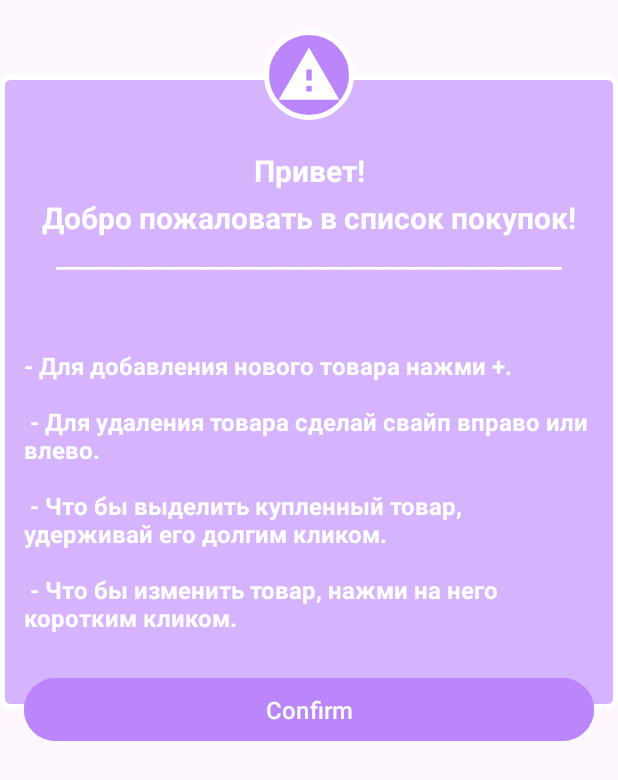
After one commit to anton-it/SimpleShoppingList3_test, an Android app: the layout custom_dialog_view.xml on its own in the app's theme, with its tools: preview values and no code run, on a phone screen of 412 x 824 dp. The commit adds this screen. Shown: the top 780 px of the screen. Run offline under Robolectric (Android 15) with nearby library versions, the phone set to English and light mode, and no system bars.

Commit message:
Add string text and refactor dialog

```diff
--- a/app/src/main/java/com/example/simpleshoppinglist3/presentation/MainActivity.kt
+++ b/app/src/main/java/com/example/simpleshoppinglist3/presentation/MainActivity.kt
@@ -5,10 +5,12 @@ import androidx.appcompat.app.AppCompatActivity
 import android.os.Bundle
 import android.util.Log
 import android.widget.Toast
+import androidx.appcompat.app.AlertDialog
 import androidx.lifecycle.ViewModelProvider
 import androidx.recyclerview.widget.ItemTouchHelper
 import androidx.recyclerview.widget.RecyclerView
 import com.example.simpleshoppinglist3.R
+import com.example.simpleshoppinglist3.databinding.CustomDialogViewBinding
 import com.google.android.material.floatingactionbutton.FloatingActionButton
 import java.util.Collections
 
@@ -43,6 +45,25 @@ class MainActivity : AppCompatActivity(), ShopItemFragment.OnEditingFinishedList
         Collections.swap(list, 0, 5)
         Log.d("MyLogg", "Collection 2 $list")
 
+        showHelpDialog()
+
+    }
+
+    private fun showHelpDialog() {
+        val dialogBinding = CustomDialogViewBinding.inflate(layoutInflater)
+        //val view = View.inflate(this@MainActivity, R.layout.dialog_view, null)
+
+        val builder = AlertDialog.Builder(this@MainActivity)
+        //builder.setView(view)
+        builder.setView(dialogBinding.root)
+
+        val dialog = builder.create()
+        dialog.show()
+        dialog.window?.setBackgroundDrawableResource(android.R.color.transparent)
+
+        dialogBinding.btnConfirm.setOnClickListener {
+            dialog.dismiss()
+        }
     }
 
     override fun onBackPressed() {
--- /dev/null
+++ b/app/src/main/res/drawable/custom_dialog_bg_iv.xml
@@ -0,0 +1,10 @@
+<?xml version="1.0" encoding="utf-8"?>
+<shape xmlns:android="http://schemas.android.com/apk/res/android"
+    android:shape="oval">
+
+    <solid android:color="@color/purple_200"/>
+
+    <stroke android:width="3dp"
+        android:color="@color/white"/>
+
+</shape>
--- /dev/null
+++ b/app/src/main/res/drawable/custom_dialog_bg_linear_layout.xml
@@ -0,0 +1,12 @@
+<?xml version="1.0" encoding="utf-8"?>
+<shape xmlns:android="http://schemas.android.com/apk/res/android"
+    android:shape="rectangle">
+
+    <solid android:color="@color/purple_200_95"/>
+
+    <corners android:radius="5dp"/>
+
+    <stroke android:width="3dp"
+        android:color="@color/white"/>
+
+</shape>
--- /dev/null
+++ b/app/src/main/res/drawable/is_check.xml
@@ -0,0 +1,5 @@
+<vector android:height="24dp" android:tint="#FFFFFF"
+    android:viewportHeight="24" android:viewportWidth="24"
+    android:width="24dp" xmlns:android="http://schemas.android.com/apk/res/android">
+    <path android:fillColor="@android:color/white" android:pathData="M9,16.17L4.83,12l-1.42,1.41L9,19 21,7l-1.41,-1.41z"/>
+</vector>
--- /dev/null
+++ b/app/src/main/res/drawable/is_warning.xml
@@ -0,0 +1,5 @@
+<vector android:height="24dp" android:tint="#FFFFFF"
+    android:viewportHeight="24" android:viewportWidth="24"
+    android:width="24dp" xmlns:android="http://schemas.android.com/apk/res/android">
+    <path android:fillColor="@android:color/white" android:pathData="M1,21h22L12,2 1,21zM13,18h-2v-2h2v2zM13,14h-2v-4h2v4z"/>
+</vector>
--- /dev/null
+++ b/app/src/main/res/layout/custom_dialog_view.xml
@@ -0,0 +1,99 @@
+<?xml version="1.0" encoding="utf-8"?>
+<androidx.constraintlayout.widget.ConstraintLayout xmlns:android="http://schemas.android.com/apk/res/android"
+    android:layout_width="wrap_content"
+    android:layout_height="wrap_content"
+    xmlns:app="http://schemas.android.com/apk/res-auto">
+
+    <LinearLayout
+        android:id="@+id/ll"
+        android:layout_width="wrap_content"
+        android:layout_height="wrap_content"
+        android:layout_marginTop="50dp"
+        android:layout_marginBottom="50dp"
+        android:orientation="vertical"
+        android:background="@drawable/custom_dialog_bg_linear_layout"
+        app:layout_constraintStart_toStartOf="parent"
+        app:layout_constraintEnd_toEndOf="parent"
+        app:layout_constraintTop_toTopOf="parent"
+        app:layout_constraintBottom_toBottomOf="parent">
+
+
+        <TextView
+            android:layout_width="match_parent"
+            android:layout_height="wrap_content"
+            android:layout_marginTop="50dp"
+            android:layout_marginStart="16dp"
+            android:layout_marginEnd="16dp"
+            android:gravity="center_horizontal"
+            android:text="@string/custom_dialog_text_hello"
+            android:textAlignment="center"
+            android:textColor="@color/white"
+            android:textSize="20sp"
+            android:textStyle="bold"/>
+
+        <TextView
+            android:layout_width="match_parent"
+            android:layout_height="wrap_content"
+            android:layout_marginTop="4dp"
+            android:gravity="center_horizontal"
+            android:text="@string/custom_dialog_text_welcome"
+            android:textAlignment="center"
+            android:textColor="@color/white"
+            android:textSize="20sp"
+            android:textStyle="bold"/>
+        <TextView
+            android:layout_width="match_parent"
+            android:layout_height="wrap_content"
+            android:layout_marginTop="2dp"
+            android:layout_marginStart="16dp"
+            android:layout_marginEnd="16dp"
+            android:gravity="center_horizontal"
+            android:text="@string/custom_dialog_delimiter"
+            android:textAlignment="center"
+            android:textColor="@color/white"
+            android:textSize="16sp"
+            android:textStyle="bold"/>
+
+        <TextView
+            android:layout_width="wrap_content"
+            android:layout_height="wrap_content"
+            android:layout_marginTop="50dp"
+            android:layout_marginStart="16dp"
+            android:layout_marginEnd="16dp"
+            android:layout_marginBottom="50dp"
+
+            android:text="@string/start_game_description"
+            android:textColor="@color/white"
+            android:textSize="16sp"
+            android:textStyle="bold"/>
+
+    </LinearLayout>
+
+    <ImageView
+        android:layout_width="60dp"
+        android:layout_height="60dp"
+        android:background="@drawable/custom_dialog_bg_iv"
+        android:src="@drawable/is_warning"
+        android:padding="8dp"
+        app:layout_constraintBottom_toTopOf="@id/ll"
+        app:layout_constraintTop_toTopOf="@id/ll"
+        app:layout_constraintStart_toStartOf="@id/ll"
+        app:layout_constraintEnd_toEndOf="@id/ll"/>
+
+    <Button
+        android:id="@+id/btn_confirm"
+        android:layout_width="0dp"
+        android:layout_height="50dp"
+        android:text="Confirm"
+        android:backgroundTint="@color/purple_200"
+        android:textColor="@color/white"
+        android:textAllCaps="false"
+        android:textSize="16sp"
+        android:layout_marginStart="16dp"
+        android:layout_marginEnd="16dp"
+        app:layout_constraintStart_toStartOf="@id/ll"
+        app:layout_constraintEnd_toEndOf="@id/ll"
+        app:layout_constraintTop_toBottomOf="@id/ll"
+        app:layout_constraintBottom_toBottomOf="@id/ll"/>
+
+</androidx.constraintlayout.widget.ConstraintLayout>
--- a/app/src/main/res/layout/fragment_shop_item.xml
+++ b/app/src/main/res/layout/fragment_shop_item.xml
@@ -51,6 +51,7 @@
         android:id="@+id/save_button"
         android:layout_width="0dp"
         android:layout_height="wrap_content"
+        android:backgroundTint="@color/purple_200"
         android:text="@string/save_btn"
         app:layout_constraintBottom_toBottomOf="parent"
         app:layout_constraintEnd_toEndOf="parent"
--- a/app/src/main/res/values/colors.xml
+++ b/app/src/main/res/values/colors.xml
@@ -5,5 +5,9 @@
 
     <color name="purple_200">#FFBB86FC</color>
     <color name="purple_shadow">#33BB86FC</color>
+    <color name="purple_system_1">#6750a4</color>
+    <color name="purple_system_2">#8f7ebc</color>
     <color name="test1">#8DC839</color>
+    <color name="purple_200_95">#95BB86FC</color>
+
 </resources>
--- a/app/src/main/res/values/strings.xml
+++ b/app/src/main/res/values/strings.xml
@@ -8,4 +8,7 @@
     <string name="error_input_count">Invalid count</string>
     <string name="success">Success</string>
     <string name="exit_message">Нажмите еще раз чтобы выйти</string>
+    <string name="custom_dialog_delimiter">______________________________________________</string>
+    <string name="custom_dialog_text_hello">Привет!</string>
+    <string name="custom_dialog_text_welcome">Добро пожаловать в список покупок!</string>
 </resources>
--- /dev/null
+++ b/app/src/main/res/values/text_resource.xml
@@ -0,0 +1,9 @@
+<?xml version="1.0" encoding="utf-8"?>
+<resources>
+
+    <string name="start_game_description">- Для добавления нового товара нажми "+". \n\n
+        - Для удаления товара сделай свайп вправо или влево. \n\n
+        - Что бы выделить купленный товар, удерживай его долгим кликом. \n\n
+        - Что бы изменить товар, нажми на него коротким кликом.</string>
+
+</resources>
```
